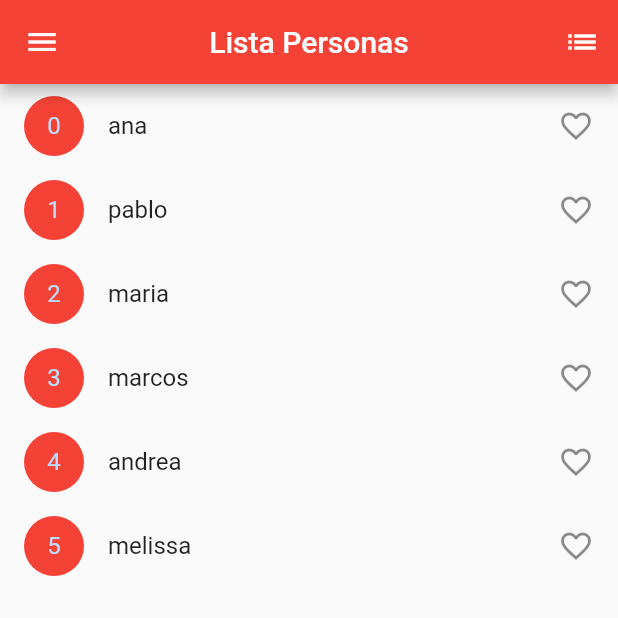
After one commit to jpgonzales27/cogidoflutter, a Flutter app: the ListaPersonaPage screen opened by its route, on a phone screen of 412 x 824 dp, the top half of it. The commit adds this screen. Run offline on Flutter 3.47's test engine with Material 2 defaults, Android fonts, the phone set to English and light mode, and no system bars.

Commit message:
Ejemplos listas

```diff
--- a/lib/main.dart
+++ b/lib/main.dart
@@ -8,6 +8,7 @@ import './pages/card_page.dart';
 import './pages/filasycolumnas_pages.dart';
 import './pages/home_page.dart';
 import './pages/solucion_tarea1.dart';
+import 'pages/ejemploLista_page.dart';
 import 'pages/listview_page.dart';
 import 'pages/login_pagen.dart';
 
@@ -32,6 +33,7 @@ class MyApp extends StatelessWidget {
         'texto': (_) => CamposTextoPage(),
         'pagina1': (_) => Pagina1Page(),
         'alumno': (_) => ListViewPage(),
+        'lista': (_) => ListaPersonaPage()
       },
     );
   }
--- /dev/null
+++ b/lib/pages/ejemploLista_page.dart
@@ -0,0 +1,74 @@
+import 'package:flutter/material.dart';
+import 'package:practica/widgets/midrawer_widget.dart';
+
+import 'ejemplolista2_page.dart';
+
+class ListaPersonaPage extends StatefulWidget {
+  @override
+  _MyAppState createState() => _MyAppState();
+}
+
+class _MyAppState extends State<ListaPersonaPage> {
+  final List<String> listaPersona = [
+    "ana",
+    "pablo",
+    "maria",
+    "marcos",
+    "andrea",
+    "melissa"
+  ];
+
+  List<String> selecciondos = [];
+  bool presionado = false;
+
+  @override
+  Widget build(BuildContext context) {
+    return Scaffold(
+      drawer: DrawerMenu(),
+      appBar: AppBar(
+        backgroundColor: Colors.red,
+        title: Text('Lista Personas'),
+        centerTitle: true,
+        actions: [
+          IconButton(
+              icon: Icon(Icons.list),
+              onPressed: () {
+                Navigator.push(
+                  context,
+                  MaterialPageRoute(
+                    builder: (_) => ListaSeleccionados(lista: selecciondos),
+                  ),
+                );
+              })
+        ],
+      ),
+      body: ListView.builder(
+        itemCount: listaPersona.length,
+        itemBuilder: (BuildContext context, int i) {
+          return _elementoLista(i);
+        },
+      ),
+    );
+  }
+
+  Widget _elementoLista(int index) {
+    final existe = selecciondos.contains(listaPersona[index]);
+    return ListTile(
+      leading: CircleAvatar(
+        child: Text('$index'),
+        backgroundColor: Colors.red,
+      ),
+      title: Text(listaPersona[index]),
+      trailing: existe
+          ? Icon(Icons.favorite, color: Colors.red)
+          : Icon(Icons.favorite_border),
+      onTap: () {
+        setState(() {
+          existe
+              ? selecciondos.remove(listaPersona[index])
+              : selecciondos.add(listaPersona[index]);
+        });
+      },
+    );
+  }
+}
--- a/lib/widgets/midrawer_widget.dart
+++ b/lib/widgets/midrawer_widget.dart
@@ -30,6 +30,7 @@ class DrawerMenu extends StatelessWidget {
           drawerItem(Icons.plus_one_rounded, 'Tarea3', context, 'tarea3'),
           drawerItem(Icons.pages, 'Pagina 1', context, 'pagina1'),
           drawerItem(Icons.person_add, 'Ejemplo Alumnos', context, 'alumno'),
+          drawerItem(Icons.list, 'Lista Personas', context, 'lista'),
         ],
       ),
     );
--- a/pubspec.yaml
+++ b/pubspec.yaml
@@ -28,6 +28,7 @@ dependencies:
   # The following adds the Cupertino Icons font to your application.
   # Use with the CupertinoIcons class for iOS style icons.
   cupertino_icons: ^1.0.0
+  english_words: ^3.1.5
 
 dev_dependencies:
   flutter_test:
```
Also changed, not shown: lib/pages/ejemplolista2_page.dart (added, +30 -0 lines), pubspec.lock.
